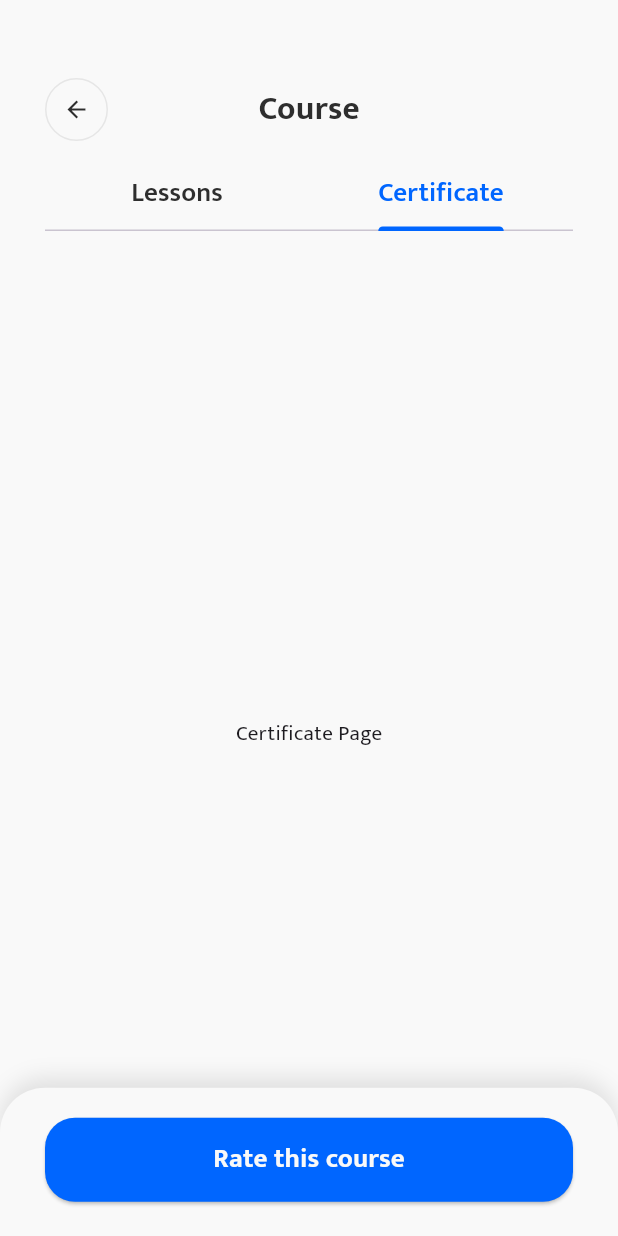
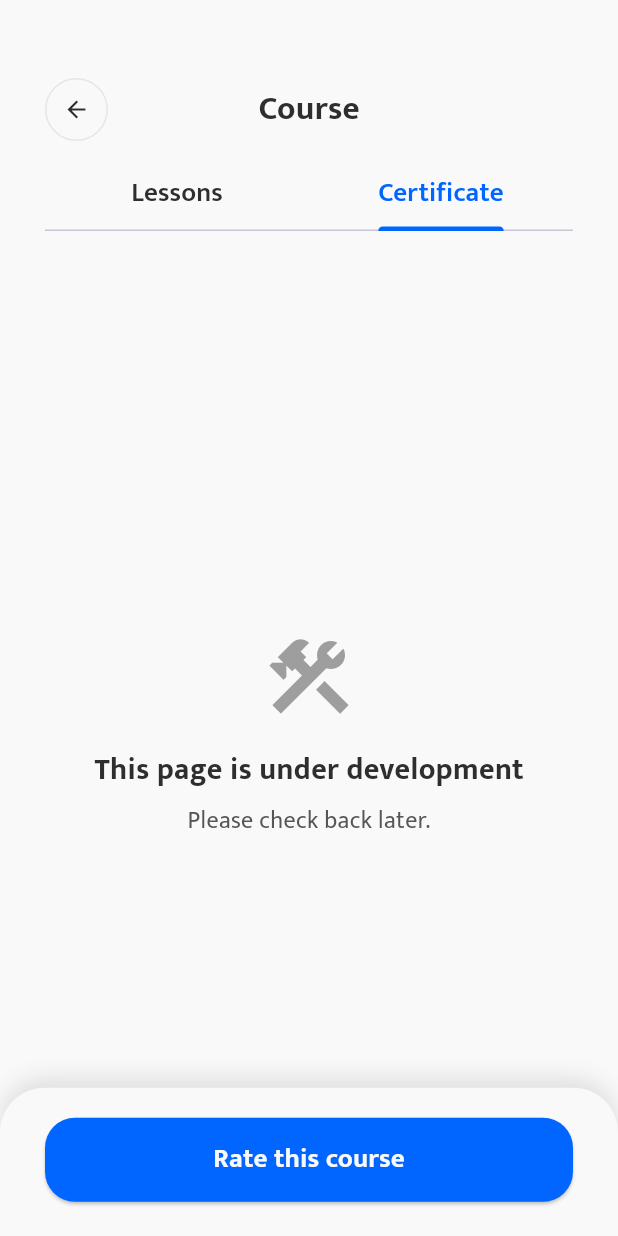
Before and after one commit to felix-malvin/quality_education_flutter_app, a Flutter app: the LessonsPage screen opened directly with sample values from the repository, tab 2 chosen, on a phone screen of 412 x 824 dp. Run offline on Flutter 3.47's test engine with Material 3 defaults, Android fonts, the phone set to English and light mode, and no system bars.

Commit message:
Menambahkan Page Under Development

```diff
--- a/lib/pages/lessons.dart
+++ b/lib/pages/lessons.dart
@@ -53,7 +53,10 @@ class _LessonsPage extends State<LessonsPage>
                   tabs: const [
                     Tab(
                       child: Padding(
-                        padding: EdgeInsets.symmetric(horizontal: 2, vertical: 4),
+                        padding: EdgeInsets.symmetric(
+                          horizontal: 2,
+                          vertical: 4,
+                        ),
                         child: Text(
                           "Lessons",
                           style: TextStyle(
@@ -66,7 +69,10 @@ class _LessonsPage extends State<LessonsPage>
                     ),
                     Tab(
                       child: Padding(
-                        padding: EdgeInsets.symmetric(horizontal: 2, vertical: 4),
+                        padding: EdgeInsets.symmetric(
+                          horizontal: 2,
+                          vertical: 4,
+                        ),
                         child: Text(
                           "Certificate",
                           style: TextStyle(
@@ -85,17 +91,42 @@ class _LessonsPage extends State<LessonsPage>
                   controller: _tabController,
                   children: [
                     _buildPageViewLessonSection(media),
-                    Container(
-                      padding: EdgeInsets.symmetric(horizontal: 30, vertical: 20),
-                      child: Center(child: Text('Certificate Page')),
-                    ),
+                    _buildUnderDevelopmentPage()
                   ],
                 ),
               ),
             ],
           ),
-          _buildBottomSection(media)
+          _buildBottomSection(media),
         ],
+      ),
+    );
+  }
+
+  Widget _buildUnderDevelopmentPage() {
+    return Container(
+      padding: EdgeInsets.symmetric(horizontal: 30, vertical: 20),
+      child: Center(
+        child: Column(
+          mainAxisAlignment: MainAxisAlignment.center,
+          children: [
+            Icon(Icons.construction, size: 64, color: Colors.grey),
+            SizedBox(height: 16),
+            Text(
+              'This page is under development',
+              style: TextStyle(
+                fontSize: 20,
+                fontWeight: FontWeight.w700,
+                color: CustomColors.primaryText,
+              ),
+            ),
+            SizedBox(height: 8),
+            Text(
+              'Please check back later.',
+              style: TextStyle(fontSize: 16, color: CustomColors.secondaryText),
+            ),
+          ],
+        ),
       ),
     );
   }
```
